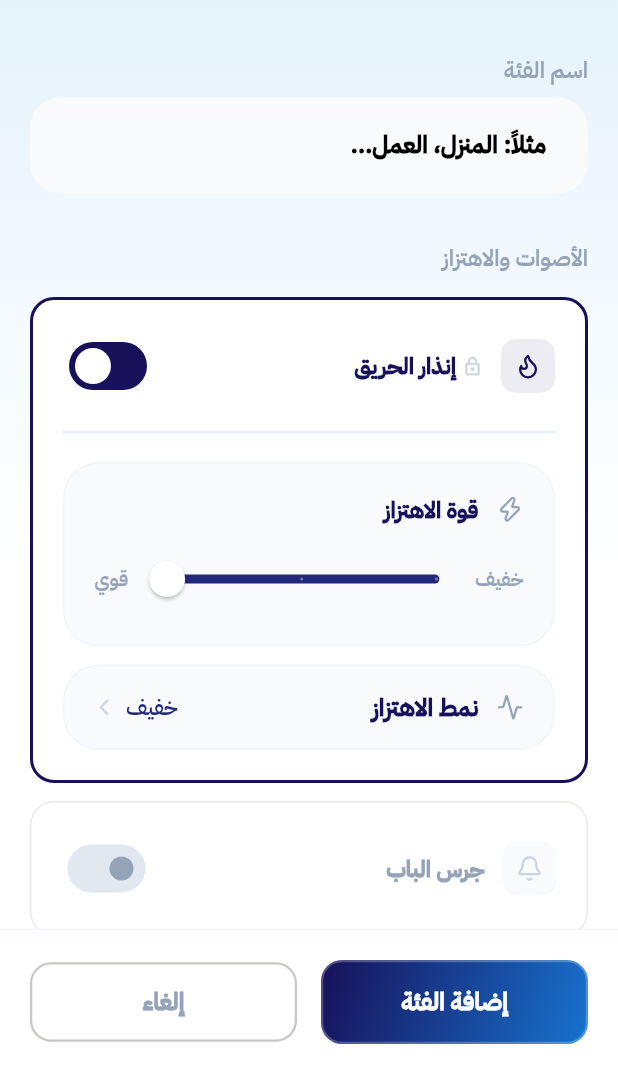
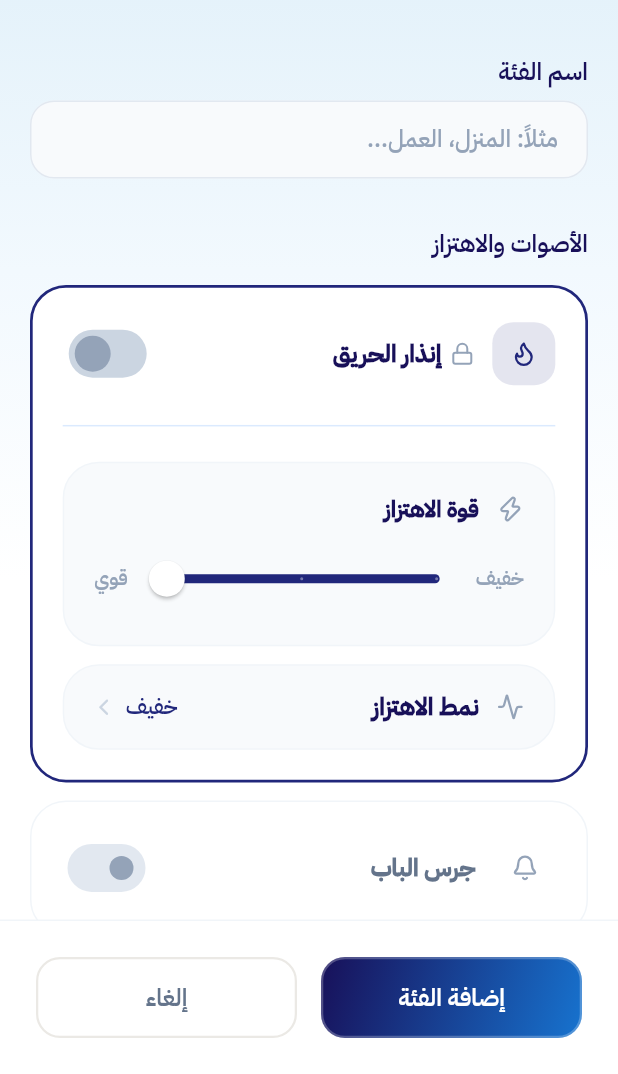
Before and after one commit to raghadzworld/2025-GP1-1, a Flutter app: the AddEditCategoryScreen screen opened by its route, on a phone screen of 412 x 824 dp, the part 162-1236 px from its top. Run offline on Flutter 3.47's test engine with Material 3 defaults, Android fonts, the phone set to English and light mode, and no system bars; our stand-ins replace cloud_firestore, cloud_functions, firebase_auth, firebase_core, flutter_animate, geolocator and 4 more; missing offline and left inert: flutter_sound, record; accounts and stored records are empty.

Commit message:
Refactor AddEditCategoryScreen with improved UI

```diff
--- a/lib/screens/add_edit_category_screen.dart
+++ b/lib/screens/add_edit_category_screen.dart
@@ -122,7 +122,7 @@ class _AddEditCategoryScreenState extends State<AddEditCategoryScreen> {
     final current = _sounds[soundIndex].vibrationPattern;
     showModalBottomSheet(
       context: context,
-      backgroundColor: Colors.white,
+      backgroundColor: NabeehColors.background,
       shape: const RoundedRectangleBorder(
         borderRadius: BorderRadius.vertical(top: Radius.circular(32)),
       ),
@@ -296,9 +296,10 @@ class _AddEditCategoryScreenState extends State<AddEditCategoryScreen> {
         const Text(
           'اسم الفئة',
           style: TextStyle(
-            fontSize: 15,
-            fontWeight: FontWeight.w600,
-            color: NabeehColors.slate400,
+            fontFamily: 'IBMPlexSansArabic',
+            fontSize: 16,
+            fontWeight: FontWeight.bold,
+            color: NabeehColors.dark,
           ),
         ),
         const SizedBox(height: 8),
@@ -309,35 +310,46 @@ class _AddEditCategoryScreenState extends State<AddEditCategoryScreen> {
           onChanged: (_) {
             if (_nameError != null) setState(() => _nameError = null);
           },
+          style: const TextStyle(fontFamily: 'IBMPlexSansArabic', fontSize: 16),
          decoration: InputDecoration(
             hintText: 'مثلاً: المنزل، العمل...',
             hintTextDirection: TextDirection.rtl,
+            hintStyle: const TextStyle(
+              fontFamily: 'IBMPlexSansArabic',
+              fontSize: 16,
+              fontWeight: FontWeight.w500,
+              color: NabeehColors.slate400,
+            ),
             filled: true,
             fillColor: _nameError != null
                 ? Colors.red.withValues(alpha: 0.05)
                 : NabeehColors.slate50,
-            contentPadding:
-                const EdgeInsets.symmetric(horizontal: 24, vertical: 20),
             border: OutlineInputBorder(
-              borderRadius: BorderRadius.circular(20),
-              borderSide: BorderSide.none,
+              borderRadius: BorderRadius.circular(16),
+              borderSide: BorderSide(
+                color: _nameError != null
+                    ? Colors.red.withValues(alpha: 0.5)
+                    : NabeehColors.slate200,
+              ),
             ),
             enabledBorder: OutlineInputBorder(
-              borderRadius: BorderRadius.circular(20),
-              borderSide: _nameError != null
-                  ? BorderSide(color: Colors.red.withValues(alpha: 0.4))
-                  : BorderSide.none,
+              borderRadius: BorderRadius.circular(16),
+              borderSide: BorderSide(
+                color: _nameError != null
+                    ? Colors.red.withValues(alpha: 0.5)
+                    : NabeehColors.slate200,
+              ),
             ),
             focusedBorder: OutlineInputBorder(
-              borderRadius: BorderRadius.circular(20),
+              borderRadius: BorderRadius.circular(16),
               borderSide: BorderSide(
                 color: _nameError != null
                     ? Colors.red.withValues(alpha: 0.6)
-                    : NabeehColors.darkBlue.withValues(alpha: 0.4),
+                    : NabeehColors.lightBlue,
+                width: 2,
               ),
             ),
           ),
-          style: const TextStyle(fontFamily: 'IBMPlexSansArabic', fontWeight: FontWeight.w900),
         ),
         if (_nameError != null) ...[
           const SizedBox(height: 10),
@@ -377,9 +389,10 @@ class _AddEditCategoryScreenState extends State<AddEditCategoryScreen> {
         const Text(
           'الأصوات والاهتزاز',
           style: TextStyle(
-            fontSize: 15,
-            fontWeight: FontWeight.w600,
-            color: NabeehColors.slate400,
+            fontFamily: 'IBMPlexSansArabic',
+            fontSize: 16,
+            fontWeight: FontWeight.bold,
+            color: NabeehColors.dark,
           ),
         ),
         const SizedBox(height: 16),
@@ -413,12 +426,12 @@ class _AddEditCategoryScreenState extends State<AddEditCategoryScreen> {
       padding: const EdgeInsets.all(20),
       decoration: BoxDecoration(
         color: Colors.white,
-        borderRadius: BorderRadius.circular(16),
+        borderRadius: BorderRadius.circular(24),
         border: Border.all(
           color: sound.isEnabled
-              ? const Color(0xFF181059)
-              : const Color.fromARGB(255, 235, 233, 229),
-          width: sound.isEnabled ? 2 : 1,
+              ? NabeehColors.darkBlue
+              : NabeehColors.slate100,
+          width: sound.isEnabled ? 1.8 : 1.0,
         ),
       ),
       child: Column(
@@ -426,56 +439,62 @@ class _AddEditCategoryScreenState extends State<AddEditCategoryScreen> {
           Row(
             children: [
               Container(
-                width: 36,
-                height: 36,
+                width: 42,
+                height: 42,
                 decoration: BoxDecoration(
                   color: sound.isEnabled
-                      ? const Color(0xFF181059).withValues(alpha: 0.08)
-                      : NabeehColors.slate50,
-                  borderRadius: BorderRadius.circular(10),
+                      ? NabeehColors.darkBlue.withValues(alpha: 0.12)
+                      : Colors.white,
+                  borderRadius: BorderRadius.circular(14),
                 ),
                 child: Icon(
                   _soundIcon(sound.soundId),
                   size: 18,
-                  color: sound.isEnabled ? const Color(0xFF181059) : NabeehColors.slate300,
+                  color: sound.isEnabled ? NabeehColors.darkBlue : NabeehColors.slate400,
                 ),
               ),
               const SizedBox(width: 12),
               if (isFireAlarm) ...[
-                const Icon(Icons.lock_outline_rounded,
-                    size: 14, color: NabeehColors.slate300),
-                const SizedBox(width: 4),
+                const Icon(LucideIcons.lock, size: 16, color: NabeehColors.slate400),
+                const SizedBox(width: 6),
               ],
               Expanded(
                 child: Text(
                   sound.name,
                   style: TextStyle(
-                    fontSize: 15,
+                    fontFamily: 'IBMPlexSansArabic',
+                    fontSize: 16,
                     fontWeight: FontWeight.w900,
-                    color: sound.isEnabled
-                        ? NabeehColors.dark
-                        : NabeehColors.slate400,
+                    color: sound.isEnabled ? NabeehColors.dark : NabeehColors.slate500,
                   ),
                 ),
               ),
               Switch(
                 value: sound.isEnabled,
                 onChanged: isFireAlarm
-                    ? (_) {}
+                    ? null
                     : (val) => setState(
                         () => _sounds[index] = sound.copyWith(isEnabled: val)),
-                activeThumbColor: NabeehColors.background,
-                activeTrackColor: const Color(0xFF181059),
-                inactiveThumbColor: NabeehColors.slate400,
-                inactiveTrackColor: NabeehColors.slate200,
+                activeThumbColor: isFireAlarm
+                    ? NabeehColors.slate400
+                    : NabeehColors.background,
+                activeTrackColor: isFireAlarm
+                    ? NabeehColors.slate300
+                    : NabeehColors.darkBlue,
+                inactiveThumbColor: isFireAlarm
+                    ? NabeehColors.slate400
+                    : NabeehColors.slate400,
+                inactiveTrackColor: isFireAlarm
+                    ? NabeehColors.slate200
+                    : NabeehColors.slate200,
                 trackOutlineColor: WidgetStateProperty.all(Colors.transparent),
               ),
             ],
           ),
           if (sound.isEnabled) ...[
-            const SizedBox(height: 12),
+            const SizedBox(height: 16),
             const Divider(color: Color(0xFFDBEAFE)),
-            const SizedBox(height: 12),
+            const SizedBox(height: 16),
             _buildVibrationSlider(index),
             const SizedBox(height: 12),
             _buildPatternPicker(index),
@@ -621,20 +640,18 @@ class _AddEditCategoryScreenState extends State<AddEditCategoryScreen> {
 
   Widget _buildBottomActions() {
     return Container(
-      padding: const EdgeInsets.all(20),
-      decoration: BoxDecoration(
+      padding: const EdgeInsets.all(24),
+      decoration: const BoxDecoration(
         color: NabeehColors.background,
         border: Border(top: BorderSide(color: NabeehColors.slate100)),
       ),
-      child: Column(
-        mainAxisSize: MainAxisSize.min,
-        children: [
-          Row(
+      child: Row(
         children: [
           Expanded(
             child: Container(
+              height: 54,
               decoration: BoxDecoration(
-                    borderRadius: BorderRadius.circular(14),
+                borderRadius: BorderRadius.circular(16),
                 gradient: const LinearGradient(
                   colors: [Color(0xFF181059), Color(0xFF1773CF)],
                   begin: Alignment.topLeft,
@@ -648,15 +665,17 @@ class _AddEditCategoryScreenState extends State<AddEditCategoryScreen> {
               child: TextButton(
                 onPressed: _isSaving ? null : _handleSave,
                 style: TextButton.styleFrom(
-                      padding: const EdgeInsets.symmetric(vertical: 15),
-                      shape: RoundedRectangleBorder(borderRadius: BorderRadius.circular(14)),
+                  padding: EdgeInsets.zero,
+                  shape: RoundedRectangleBorder(
+                    borderRadius: BorderRadius.circular(16),
+                  ),
                 ),
                 child: Text(
                   isEditing ? 'تحديث الفئة' : 'إضافة الفئة',
                   style: const TextStyle(
                     fontFamily: 'IBMPlexSansArabic',
+                    fontWeight: FontWeight.bold,
                     fontSize: 16,
-                        fontWeight: FontWeight.w900,
                     color: Colors.white,
                   ),
                 ),
@@ -665,13 +684,22 @@ class _AddEditCategoryScreenState extends State<AddEditCategoryScreen> {
           ),
           const SizedBox(width: 16),
           Expanded(
+            child: Container(
+              height: 54,
+              decoration: BoxDecoration(
+                color: Colors.white,
+                borderRadius: BorderRadius.circular(16),
+                border: Border.all(
+                  color: const Color.fromARGB(255, 235, 233, 229),
+                  width: 1.5,
+                ),
+              ),
               child: TextButton(
                 onPressed: _isSaving ? null : () => Navigator.pop(context),
                 style: TextButton.styleFrom(
-                    padding: const EdgeInsets.symmetric(vertical: 15),
+                  padding: EdgeInsets.zero,
                   shape: RoundedRectangleBorder(
-                      borderRadius: BorderRadius.circular(14),
-                      side: const BorderSide(color: Color.fromARGB(255, 200, 198, 195), width: 1.5),
+                    borderRadius: BorderRadius.circular(16),
                   ),
                 ),
                 child: const Text(
@@ -679,13 +707,12 @@ class _AddEditCategoryScreenState extends State<AddEditCategoryScreen> {
                   style: TextStyle(
                     fontFamily: 'IBMPlexSansArabic',
                     fontSize: 16,
-                      color: NabeehColors.slate400,
-                      fontWeight: FontWeight.w900,
+                    color: NabeehColors.slate500,
+                    fontWeight: FontWeight.bold,
                   ),
                 ),
               ),
             ),
-            ],
           ),
         ],
       ),
```
Lines whose indentation alone changed are shown as unchanged.
